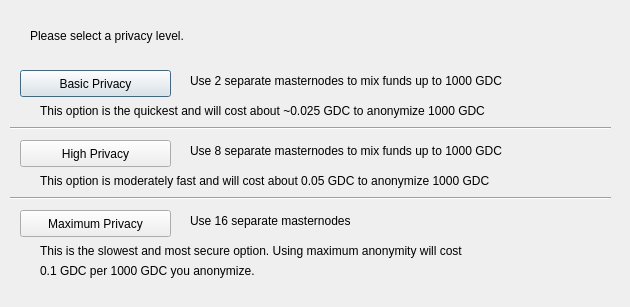
First picture: the form in src/qt/forms/darksendconfig.ui, repository gooddeedcoin/gdc, before the edit.
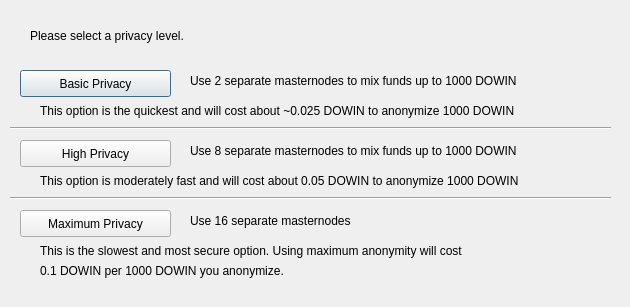
Second picture: the form after the edit.

The edit to the form file:
```diff
--- a/src/qt/forms/darksendconfig.ui
+++ b/src/qt/forms/darksendconfig.ui
@@ -75,7 +75,7 @@
     </rect>
    </property>
    <property name="text">
-    <string>Use 2 separate masternodes to mix funds up to 1000 GDC</string>
+    <string>Use 2 separate masternodes to mix funds up to 1000 DOWIN</string>
    </property>
   </widget>
   <widget class="QLabel" name="label_3">
@@ -88,7 +88,7 @@
     </rect>
    </property>
    <property name="text">
-    <string>Use 8 separate masternodes to mix funds up to 1000 GDC</string>
+    <string>Use 8 separate masternodes to mix funds up to 1000 DOWIN</string>
    </property>
   </widget>
   <widget class="QLabel" name="label_4">
@@ -114,7 +114,7 @@
     </rect>
    </property>
    <property name="text">
-    <string>This option is the quickest and will cost about ~0.025 GDC to anonymize 1000 GDC</string>
+    <string>This option is the quickest and will cost about ~0.025 DOWIN to anonymize 1000 DOWIN</string>
    </property>
   </widget>
   <widget class="QLabel" name="label_7">
@@ -127,7 +127,7 @@
     </rect>
    </property>
    <property name="text">
-    <string>This option is moderately fast and will cost about 0.05 GDC to anonymize 1000 GDC</string>
+    <string>This option is moderately fast and will cost about 0.05 DOWIN to anonymize 1000 DOWIN</string>
    </property>
   </widget>
   <widget class="QLabel" name="label_8">
@@ -153,7 +153,7 @@
     </rect>
    </property>
    <property name="text">
-    <string>0.1 GDC per 1000 GDC you anonymize.</string>
+    <string>0.1 DOWIN per 1000 DOWIN you anonymize.</string>
    </property>
   </widget>
   <widget class="Line" name="line">
```
